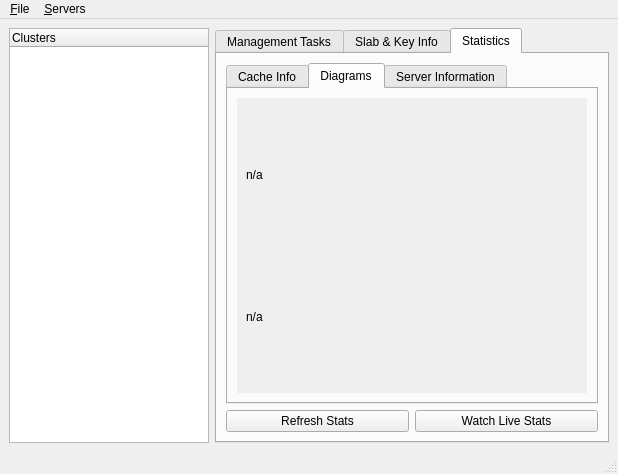
This is GUI/MainWindow.ui in licface/memcached-manager as Qt 5 draws it before an edit. The edited form follows.
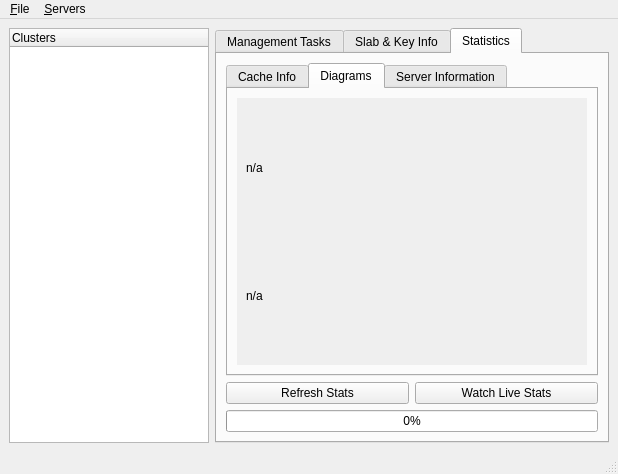
This is the edited form. The open tabs and pages were chosen to show the change.

Commit message: Added Stats Prograss Bar Added Current Cluster Check Memcached Status. On fail attempt reconnect.

```diff
--- a/GUI/MainWindow.ui
+++ b/GUI/MainWindow.ui
@@ -422,8 +422,8 @@
                 <rect>
                  <x>0</x>
                  <y>0</y>
-                 <width>350</width>
-                 <height>279</height>
+                 <width>96</width>
+                 <height>60</height>
                 </rect>
                </property>
                <layout class="QVBoxLayout" name="verticalLayout" >
@@ -472,6 +472,16 @@
           </item>
          </layout>
         </item>
+        <item>
+         <widget class="QProgressBar" name="pbStats" >
+          <property name="value" >
+           <number>0</number>
+          </property>
+          <property name="alignment" >
+           <set>Qt::AlignCenter</set>
+          </property>
+         </widget>
+        </item>
        </layout>
       </widget>
      </widget>
```
The commit also changes 4 other files.
